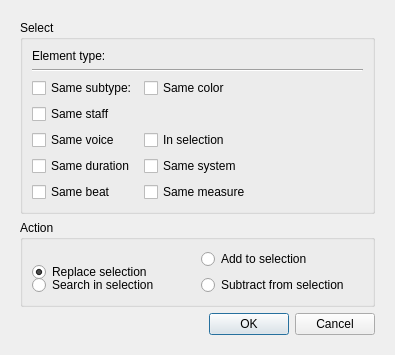
Qt form src/notation/view/widgets/selectdialog.ui (krasko78/MuseScore) before a commit.
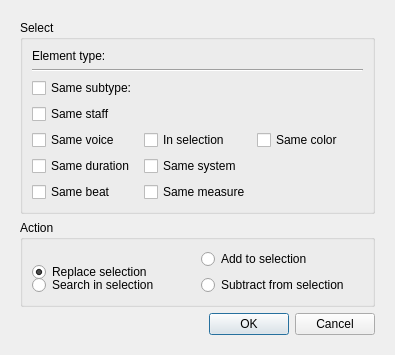
The same form after that commit.

Commit message: Changed the location of the "Same color" checkbox on the Select More dialog due to a conflict and for consistency

```diff
--- a/src/notation/view/widgets/selectdialog.ui
+++ b/src/notation/view/widgets/selectdialog.ui
@@ -121,7 +121,7 @@
           </property>
          </widget>
         </item>
-        <item row="2" column="1">
+        <item row="4" column="2">
          <widget class="QCheckBox" name="sameColor">
           <property name="text">
            <string>Same color</string>
```
Left out of the diff: 2 changed lines with no effect on the pictures.
